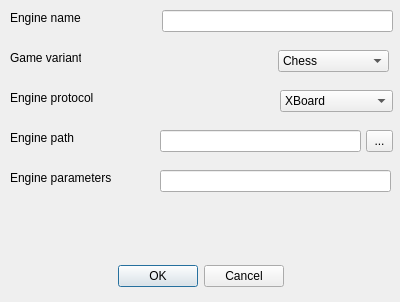
Above: addenginedialog.ui from fire-lizard/QBoard before the change. Below: the same form after it.
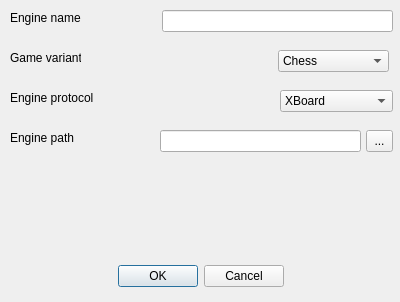
That is the form after the change.

Patch:
```diff
--- a/addenginedialog.ui
+++ b/addenginedialog.ui
@@ -192,29 +192,6 @@
     </property>
    </item>
   </widget>
-  <widget class="QLabel" name="labelEngineParameters">
-   <property name="geometry">
-    <rect>
-     <x>10</x>
-     <y>170</y>
-     <width>101</width>
-     <height>16</height>
-    </rect>
-   </property>
-   <property name="text">
-    <string>Engine parameters</string>
-   </property>
-  </widget>
-  <widget class="QLineEdit" name="engineParameters">
-   <property name="geometry">
-    <rect>
-     <x>160</x>
-     <y>170</y>
-     <width>231</width>
-     <height>22</height>
-    </rect>
-   </property>
-  </widget>
  </widget>
  <tabstops>
   <tabstop>engineName</tabstop>
```
Left out of the diff: 1 changed line with no effect on the pictures.
